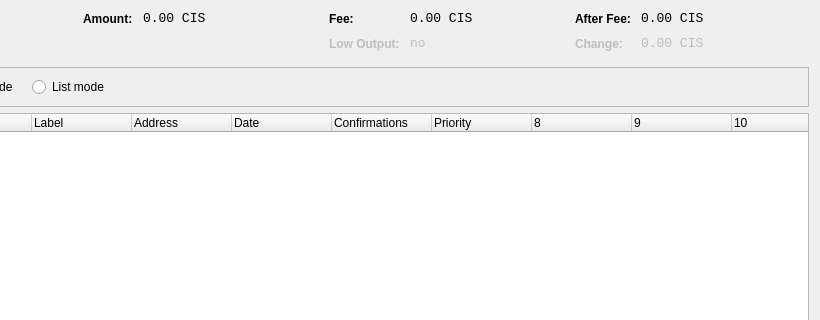
Before: the Qt Designer form src/qt/forms/coincontroldialog.ui in Zilbercoin/Zilbercoin, drawn with Qt 5; both pictures show x 180 to 1000 and y 0 to 320 of the 1000 by 500 pixel window.
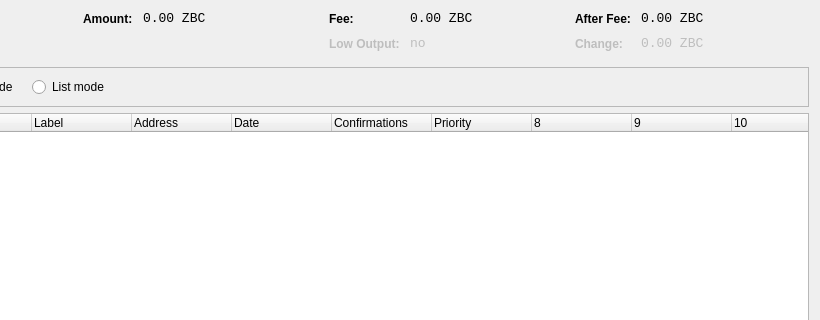
After: the same form once the commit is applied. Custom widgets are drawn as their Qt base class.

```diff
--- a/src/qt/forms/coincontroldialog.ui
+++ b/src/qt/forms/coincontroldialog.ui
@@ -141,7 +141,7 @@
           <enum>Qt::ActionsContextMenu</enum>
          </property>
          <property name="text">
-          <string notr="true">0.00 CIS</string>
+          <string notr="true">0.00 ZBC</string>
          </property>
          <property name="textInteractionFlags">
           <set>Qt::LinksAccessibleByMouse|Qt::TextSelectableByKeyboard|Qt::TextSelectableByMouse</set>
@@ -189,7 +189,7 @@
           <enum>Qt::ActionsContextMenu</enum>
          </property>
          <property name="text">
-          <string notr="true">0.00 CIS</string>
+          <string notr="true">0.00 ZBC</string>
          </property>
          <property name="textInteractionFlags">
           <set>Qt::LinksAccessibleByMouse|Qt::TextSelectableByKeyboard|Qt::TextSelectableByMouse</set>
@@ -275,7 +275,7 @@
           <enum>Qt::ActionsContextMenu</enum>
          </property>
          <property name="text">
-          <string notr="true">0.00 CIS</string>
+          <string notr="true">0.00 ZBC</string>
          </property>
          <property name="textInteractionFlags">
           <set>Qt::LinksAccessibleByMouse|Qt::TextSelectableByKeyboard|Qt::TextSelectableByMouse</set>
@@ -313,7 +313,7 @@
           <enum>Qt::ActionsContextMenu</enum>
          </property>
          <property name="text">
-          <string notr="true">0.00 CIS</string>
+          <string notr="true">0.00 ZBC</string>
          </property>
          <property name="textInteractionFlags">
           <set>Qt::LinksAccessibleByMouse|Qt::TextSelectableByKeyboard|Qt::TextSelectableByMouse</set>
```
